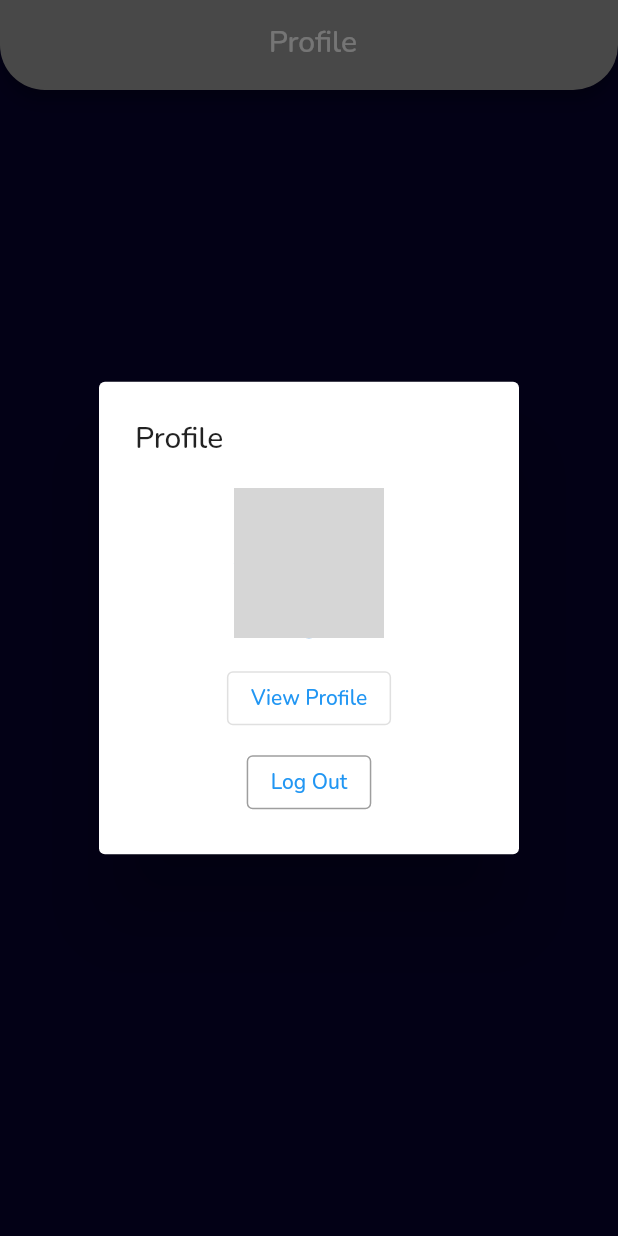
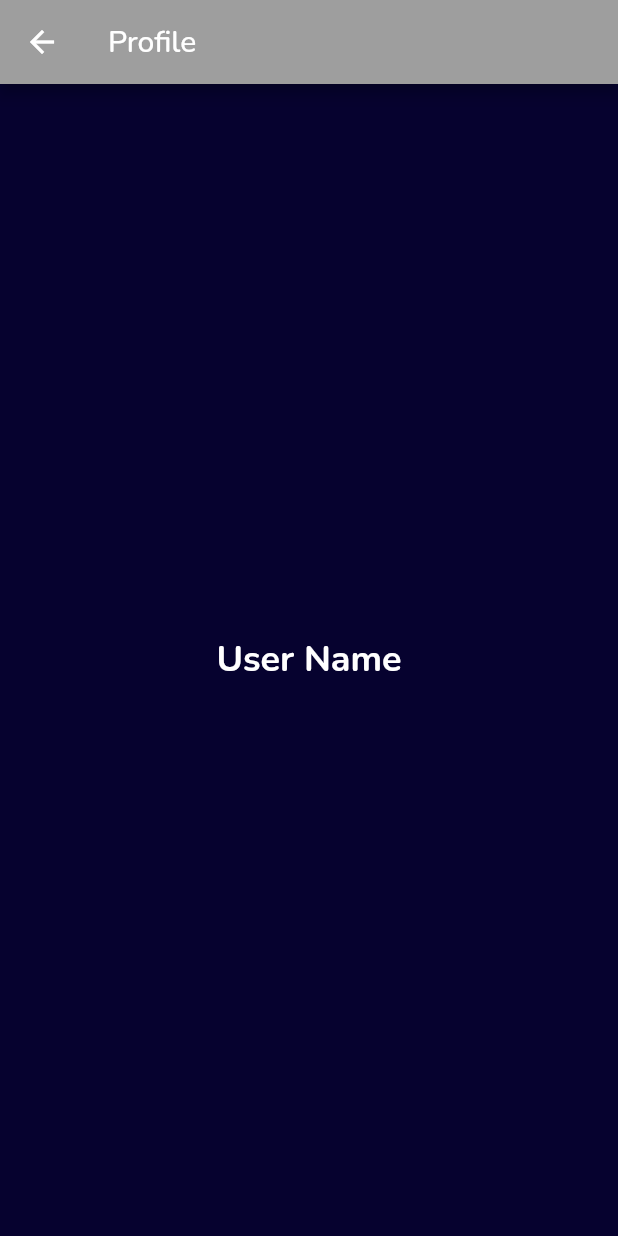
Before and after one commit to mathewspmathew/findmyjob, a Flutter app: the HomeProfile screen opened directly, after a tap on "View Profile", on a phone screen of 412 x 824 dp. Run offline on Flutter 3.47's test engine with Material 2 defaults, Android fonts, the phone set to English and light mode, and no system bars; our stand-ins replace cloud_firestore, firebase_auth, firebase_core, firebase_storage, flutter_custom_clippers, flutter_svg and 5 more; accounts and stored records are empty; grey boxes are pictures that could not be loaded.

Commit message:
view profile page added

```diff
--- a/lib/views/screens/base_nav_screen.dart
+++ b/lib/views/screens/base_nav_screen.dart
@@ -6,6 +6,7 @@ import 'package:findmyjob/views/screens/my_profile_screen.dart';
 import 'package:findmyjob/views/screens/saved_jobs_screen.dart';
 import 'package:persistent_bottom_nav_bar/persistent_tab_view.dart';
 import 'applied_jobs_screen.dart';
+import 'home_profile.dart';
 
 class BaseNavScreen extends StatelessWidget {
   const BaseNavScreen({Key? key}) : super(key: key);
@@ -52,7 +53,7 @@ class BaseNavScreen extends StatelessWidget {
       HomeScreen(),
       AppliedJobsScreen(),
       SavedJobsScreen(),
-      MyProfileScreen()
+      HomeProfile()
     ];
   }
 
--- a/lib/views/screens/home_profile.dart
+++ b/lib/views/screens/home_profile.dart
@@ -1,17 +1,20 @@
+import 'package:findmyjob/views/screens/viewprofile.dart';
 import 'package:flutter/material.dart';
 
 class HomeProfile extends StatelessWidget {
-  const HomeProfile({Key, key}) : super(key: key);
+  const HomeProfile({Key? key}) : super(key: key);
 
   @override
   Widget build(BuildContext context) {
     final profileImageTag = 'profileImage';
 
-    WidgetsBinding.instance.addPostFrameCallback((_) {
+    WidgetsBinding.instance?.addPostFrameCallback((_) {
       showDialog(
         context: context,
         builder: (BuildContext context) {
-          return GestureDetector(
+          return Material(
+            type: MaterialType.transparency,
+            child: GestureDetector(
               onTap: () {
                 Navigator.of(context).pop();
               },
@@ -49,7 +52,8 @@ class HomeProfile extends StatelessWidget {
                         },
                         child: CircleAvatar(
                           radius: 50.0,
-                        backgroundImage: AssetImage('assets/profile_image.png'),
+                          backgroundImage:
+                              AssetImage('assets/profile_image.png'),
                         ),
                       ),
                     ),
@@ -57,8 +61,13 @@ class HomeProfile extends StatelessWidget {
                     OutlinedButton(
                       child: Text('View Profile'),
                       onPressed: () {
-                      // Perform action when "View Profile" button is pressed
-                      // For example, navigate to the user's profile screen
+                        Navigator.of(context).push(
+                          MaterialPageRoute(
+                            builder: (BuildContext context) {
+                              return ProfilePage();
+                            },
+                          ),
+                        );
                       },
                     ),
                     SizedBox(height: 8.0),
@@ -78,6 +87,7 @@ class HomeProfile extends StatelessWidget {
                   ],
                 ),
               ),
+            ),
           );
         },
       );
@@ -94,7 +104,7 @@ class HomeProfile extends StatelessWidget {
             ),
           ),
           centerTitle: true,
-          title: Text(' Profile'),
+          title: Text('Profile'),
         ),
       ),
       body: Stack(
--- a/lib/views/screens/my_profile_screen.dart
+++ b/lib/views/screens/my_profile_screen.dart
@@ -247,6 +247,7 @@ class MyProfileScreen extends StatelessWidget {
                               if (value == null || value.isEmpty) {
                                 return 'Please Enter Your DOB ';
                               }
+
                               return null;
                             },
                             controller: dob,
--- a/lib/views/screens/splash_screen.dart
+++ b/lib/views/screens/splash_screen.dart
@@ -19,8 +19,8 @@ class _SplashScreenState extends State<SplashScreen> {
     _timer = Timer(const Duration(seconds: 2), () {
       Navigator.pushReplacement(
           context,
-          //MaterialPageRoute(builder: (context) =>  LoginScreen()));
-          MaterialPageRoute(builder: (context) => HomeProfile()));
+          MaterialPageRoute(builder: (context) =>  LoginScreen()));
+          // MaterialPageRoute(builder: (context) => HomeProfile()));
     });
     super.initState();
   }
--- /dev/null
+++ b/lib/views/screens/viewprofile.dart
@@ -0,0 +1,28 @@
+import 'package:flutter/material.dart';
+
+class ProfilePage extends StatelessWidget {
+  @override
+  Widget build(BuildContext context) {
+    return Scaffold(
+      appBar: AppBar(
+        title: Text('Profile'),
+        backgroundColor: Colors.grey,
+      ),
+      body: Center(
+        child: Column(
+          mainAxisAlignment: MainAxisAlignment.center,
+          children: [
+            Text(
+              'User Name', // Replace with the actual user's name
+              style: TextStyle(
+                fontSize: 24.0,
+                fontWeight: FontWeight.bold,
+              ),
+            ),
+            // Additional profile information can be added here
+          ],
+        ),
+      ),
+    );
+  }
+}
```
Lines whose indentation alone changed are shown as unchanged.
